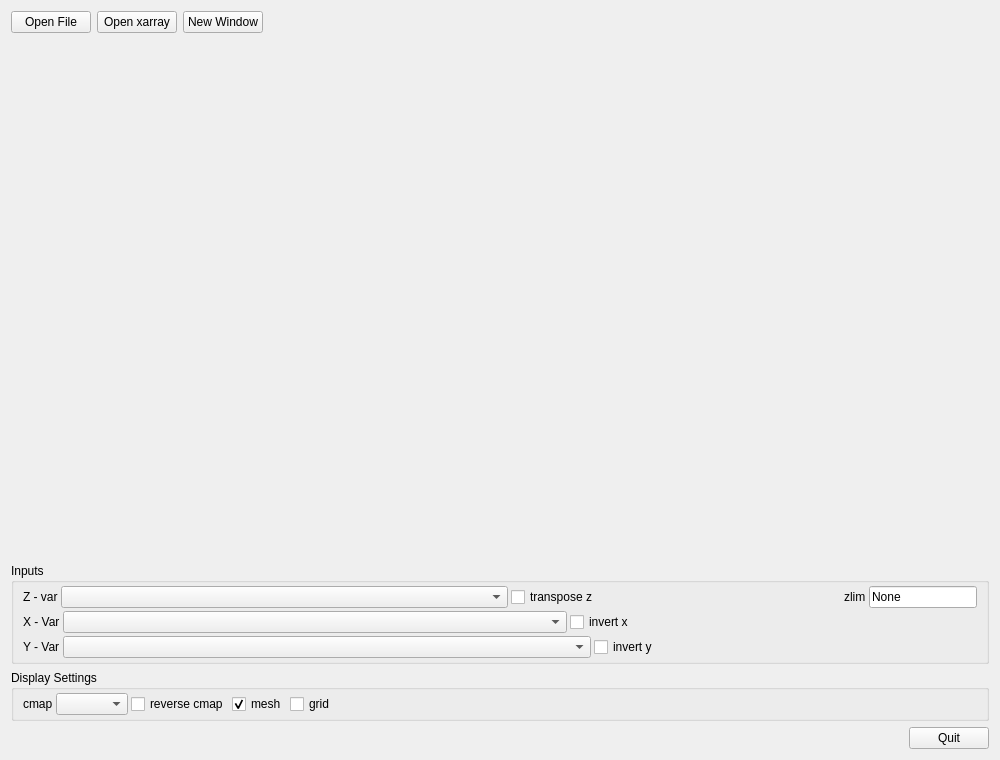
Qt form ncv/ui/contour_panel.ui (SanjeevBashyal/ncv) before a commit.
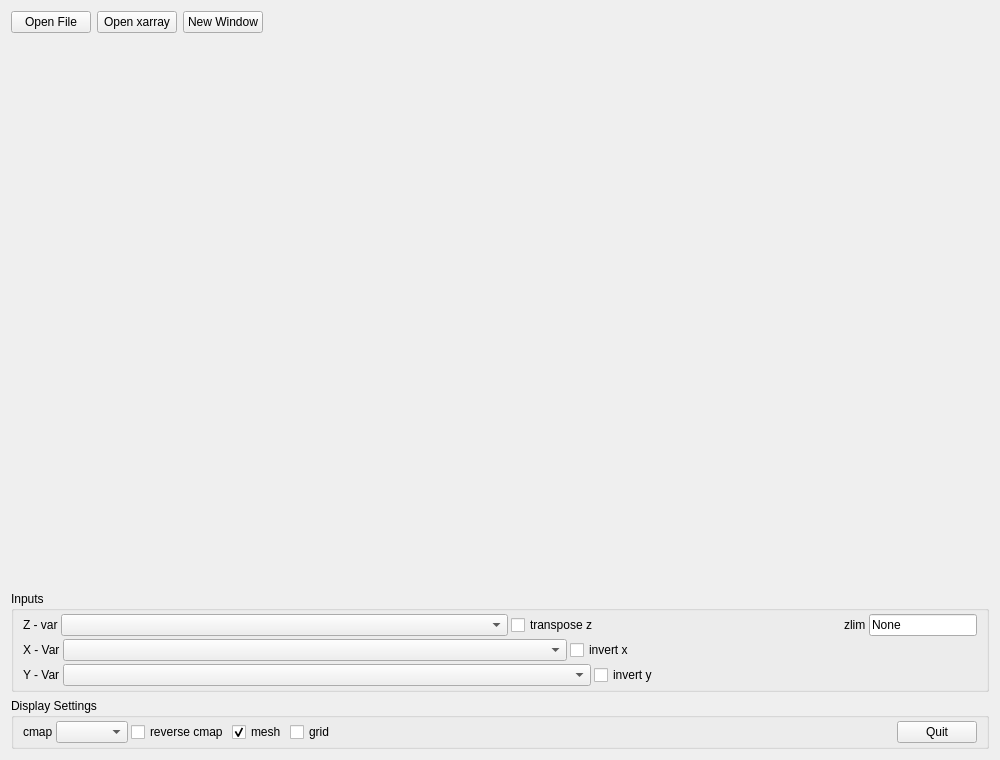
The same form after that commit.

Commit message: improved all ui scatter, contour and map

```diff
--- a/ncv/ui/contour_panel.ui
+++ b/ncv/ui/contour_panel.ui
@@ -425,38 +425,18 @@
           </property>
          </spacer>
         </item>
+        <item>
+         <widget class="QPushButton" name="pushButton_quit">
+          <property name="text">
+           <string>Quit</string>
+          </property>
+         </widget>
+        </item>
        </layout>
       </item>
      </layout>
     </widget>
    </item>
-   <item>
-    <layout class="QHBoxLayout" name="horizontalLayout_quit">
-     <property name="topMargin">
-      <number>0</number>
-     </property>
-     <item>
-      <spacer name="horizontalSpacer_quit">
-       <property name="orientation">
-        <enum>Qt::Horizontal</enum>
-       </property>
-       <property name="sizeHint" stdset="0">
-        <size>
-         <width>40</width>
-         <height>20</height>
-        </size>
-       </property>
-      </spacer>
-     </item>
-     <item>
-      <widget class="QPushButton" name="pushButton_quit">
-       <property name="text">
-        <string>Quit</string>
-       </property>
-      </widget>
-     </item>
-    </layout>
-   </item>
   </layout>
  </widget>
  <resources/>
```
Left out of the diff: 12 changed lines with no effect on the pictures. The commit also changes 10 other files.
